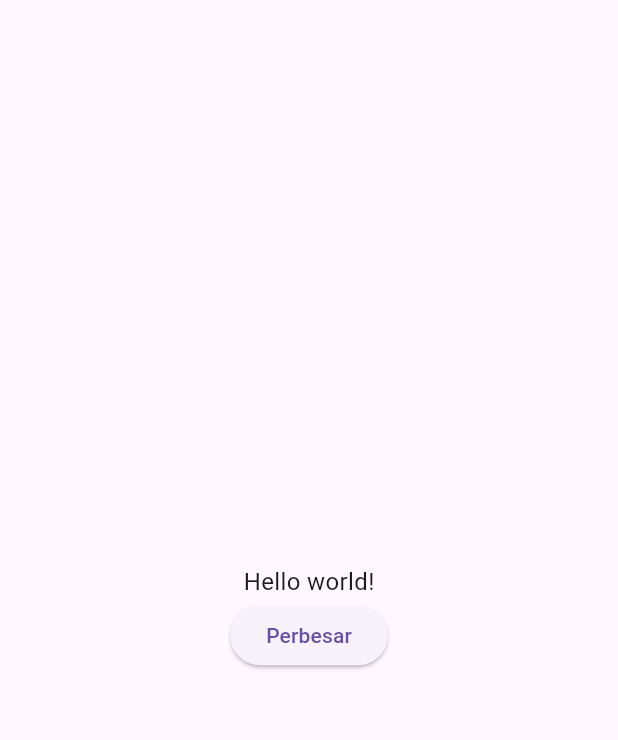
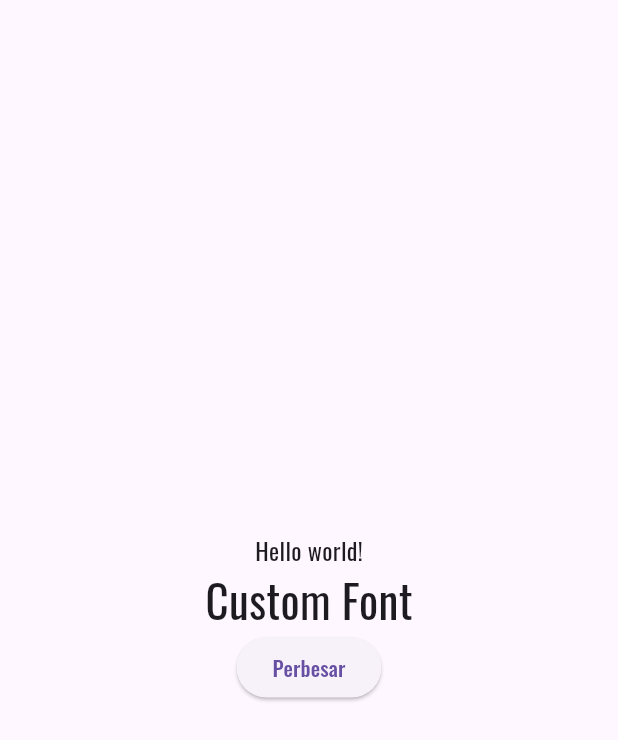
Before and after one commit to IlhamArifinnn/dicoding, a Flutter app: the screen it shows after launch, on a phone screen of 412 x 824 dp. Shown: the top 740 px of the screen. Run offline on Flutter 3.47's test engine with Material 3 defaults, Android fonts, the phone set to English and light mode, and no system bars.

Commit message:
study: add font into project flutter

```diff
--- a/flutter_app/flutter_application_1/lib/main.dart
+++ b/flutter_app/flutter_application_1/lib/main.dart
@@ -7,7 +7,7 @@ class MyApp extends StatelessWidget {
   Widget build(BuildContext context) {
     return MaterialApp(
       title: 'Flutter Demo',
-      theme: ThemeData(primarySwatch: Colors.blue),
+      theme: ThemeData(primarySwatch: Colors.blue, fontFamily: 'Oswald'),
       home: const Scaffold(
         body: Center(
           child: BiggerText(
@@ -48,6 +48,11 @@ class _BiggerTextState extends State<BiggerText> {
       mainAxisAlignment: MainAxisAlignment.center,
       children: <Widget>[
         Text(widget.text, style: TextStyle(fontSize: _textSize)),
+        Text(
+          'Custom Font',
+          style: TextStyle(fontFamily: 'Oswald', fontSize: 30),
+        ),
+
         ElevatedButton(
           child: const Text("Perbesar"),
           onPressed: () {
```
Also changed, not shown: flutter_app/flutter_application_1/pubspec.yaml (+5 -2 lines), flutter_app/flutter_application_1/fonts/Oswald/Oswald-Bold.ttf (added), flutter_app/flutter_application_1/fonts/Oswald/Oswald-ExtraLight.ttf (added), flutter_app/flutter_application_1/fonts/Oswald/Oswald-Light.ttf (added), flutter_app/flutter_application_1/fonts/Oswald/Oswald-Medium.ttf (added), flutter_app/flutter_application_1/fonts/Oswald/Oswald-Regular.ttf (added), flutter_app/flutter_application_1/fonts/Oswald/Oswald-SemiBold.ttf (added).
